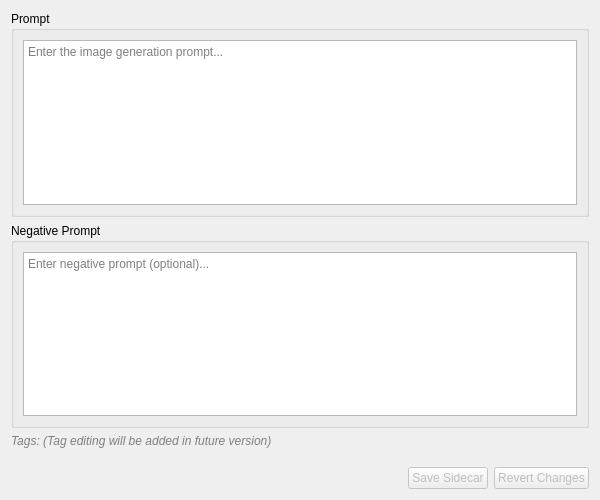
Qt form Qt/widgets/editorPanel.ui (Glawster/sidecarEditor) before a commit.
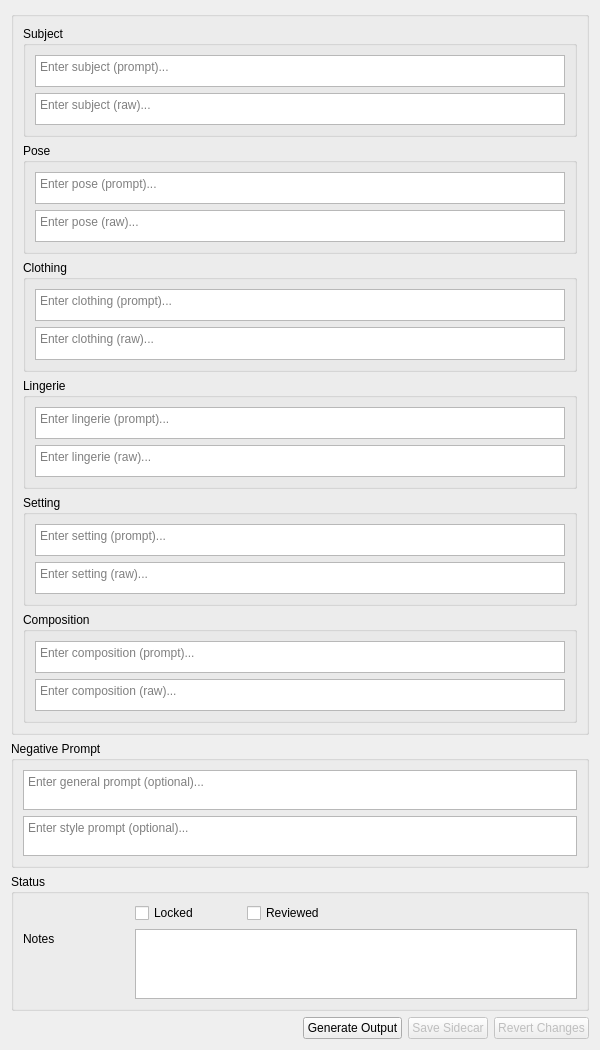
The same form after that commit.

Commit message: Refactor editor panel UI to enhance layout and functionality, adding new input fields and status checkboxes

```diff
--- a/Qt/widgets/editorPanel.ui
+++ b/Qt/widgets/editorPanel.ui
@@ -7,7 +7,7 @@
     <x>0</x>
     <y>0</y>
     <width>600</width>
-    <height>500</height>
+    <height>1050</height>
    </rect>
   </property>
   <property name="windowTitle">
@@ -17,20 +17,217 @@
    <item>
     <widget class="QGroupBox" name="grpPrompt">
      <property name="title">
-      <string>Prompt</string>
+      <string/>
      </property>
      <layout class="QVBoxLayout" name="verticalLayout_2">
       <item>
-       <widget class="QTextEdit" name="txtPrompt">
-        <property name="minimumSize">
-         <size>
-          <width>0</width>
-          <height>150</height>
-         </size>
+       <widget class="QGroupBox" name="grpSubject">
+        <property name="title">
+         <string>Subject</string>
         </property>
-        <property name="placeholderText">
-         <string>Enter the image generation prompt...</string>
+        <layout class="QGridLayout" name="gridLayout_4">
+         <item row="0" column="0">
+          <widget class="QTextEdit" name="txtSubjectPrompt">
+           <property name="minimumSize">
+            <size>
+             <width>0</width>
+             <height>30</height>
+            </size>
+           </property>
+           <property name="placeholderText">
+            <string>Enter subject (prompt)...</string>
+           </property>
+          </widget>
+         </item>
+         <item row="1" column="0">
+          <widget class="QTextEdit" name="txtSubjectRaw">
+           <property name="minimumSize">
+            <size>
+             <width>0</width>
+             <height>30</height>
+            </size>
+           </property>
+           <property name="placeholderText">
+            <string>Enter subject (raw)...</string>
+           </property>
+          </widget>
+         </item>
+        </layout>
+       </widget>
+      </item>
+      <item>
+       <widget class="QGroupBox" name="grpPose">
+        <property name="title">
+         <string>Pose</string>
         </property>
+        <layout class="QGridLayout" name="gridLayout_5">
+         <item row="1" column="0">
+          <widget class="QTextEdit" name="txtPoseRaw">
+           <property name="minimumSize">
+            <size>
+             <width>0</width>
+             <height>30</height>
+            </size>
+           </property>
+           <property name="placeholderText">
+            <string>Enter pose (raw)...</string>
+           </property>
+          </widget>
+         </item>
+         <item row="0" column="0">
+          <widget class="QTextEdit" name="txtPosePrompt">
+           <property name="minimumSize">
+            <size>
+             <width>0</width>
+             <height>30</height>
+            </size>
+           </property>
+           <property name="placeholderText">
+            <string>Enter pose (prompt)...</string>
+           </property>
+          </widget>
+         </item>
+        </layout>
+       </widget>
+      </item>
+      <item>
+       <widget class="QGroupBox" name="grpClothing">
+        <property name="title">
+         <string>Clothing</string>
+        </property>
+        <layout class="QGridLayout" name="gridLayout_6">
+         <item row="0" column="0">
+          <widget class="QTextEdit" name="txtClothingPrompt">
+           <property name="minimumSize">
+            <size>
+             <width>0</width>
+             <height>30</height>
+            </size>
+           </property>
+           <property name="placeholderText">
+            <string>Enter clothing (prompt)...</string>
+           </property>
+          </widget>
+         </item>
+         <item row="1" column="0">
+          <widget class="QTextEdit" name="txtClothingRaw">
+           <property name="minimumSize">
+            <size>
+             <width>0</width>
+             <height>30</height>
+            </size>
+           </property>
+           <property name="placeholderText">
+            <string>Enter clothing (raw)...</string>
+           </property>
+          </widget>
+         </item>
+        </layout>
+       </widget>
+      </item>
+      <item>
+       <widget class="QGroupBox" name="grpLingerie">
+        <property name="title">
+         <string>Lingerie</string>
+        </property>
+        <layout class="QGridLayout" name="gridLayout_7">
+         <item row="0" column="0">
+          <widget class="QTextEdit" name="txtLingeriePrompt">
+           <property name="minimumSize">
+            <size>
+             <width>0</width>
+             <height>30</height>
+            </size>
+           </property>
+           <property name="placeholderText">
+            <string>Enter lingerie (prompt)...</string>
+           </property>
+          </widget>
+         </item>
+         <item row="1" column="0">
+          <widget class="QTextEdit" name="txtLingerieRaw">
+           <property name="minimumSize">
+            <size>
+             <width>0</width>
+             <height>30</height>
+            </size>
+           </property>
+           <property name="placeholderText">
+            <string>Enter lingerie (raw)...</string>
+           </property>
+          </widget>
+         </item>
+        </layout>
+       </widget>
+      </item>
+      <item>
+       <widget class="QGroupBox" name="grpSetting">
+        <property name="title">
+         <string>Setting</string>
+        </property>
+        <layout class="QGridLayout" name="gridLayout_8">
+         <item row="1" column="0">
+          <widget class="QTextEdit" name="txtSettingRaw">
+           <property name="minimumSize">
+            <size>
+             <width>0</width>
+             <height>30</height>
+            </size>
+           </property>
+           <property name="placeholderText">
+            <string>Enter setting (raw)...</string>
+           </property>
+          </widget>
+         </item>
+         <item row="0" column="0">
+          <widget class="QTextEdit" name="txtSettingPrompt">
+           <property name="minimumSize">
+            <size>
+             <width>0</width>
+             <height>30</height>
+            </size>
+           </property>
+           <property name="placeholderText">
+            <string>Enter setting (prompt)...</string>
+           </property>
+          </widget>
+         </item>
+        </layout>
+       </widget>
+      </item>
+      <item>
+       <widget class="QGroupBox" name="grpComposition">
+        <property name="title">
+         <string>Composition</string>
+        </property>
+        <layout class="QGridLayout" name="gridLayout_9">
+         <item row="0" column="0">
+          <widget class="QTextEdit" name="txtCompositionPrompt">
+           <property name="minimumSize">
+            <size>
+             <width>0</width>
+             <height>30</height>
+            </size>
+           </property>
+           <property name="placeholderText">
+            <string>Enter composition (prompt)...</string>
+           </property>
+          </widget>
+         </item>
+         <item row="1" column="0">
+          <widget class="QTextEdit" name="txtCompositionRaw">
+           <property name="minimumSize">
+            <size>
+             <width>0</width>
+             <height>30</height>
+            </size>
+           </property>
+           <property name="placeholderText">
+            <string>Enter composition (raw)...</string>
+           </property>
+          </widget>
+         </item>
+        </layout>
        </widget>
       </item>
      </layout>
@@ -41,33 +238,36 @@
      <property name="title">
       <string>Negative Prompt</string>
      </property>
-     <layout class="QVBoxLayout" name="verticalLayout_3">
-      <item>
+     <layout class="QGridLayout" name="gridLayout">
+      <item row="1" column="0">
+       <widget class="QTextEdit" name="txtNegativeStyle">
+        <property name="minimumSize">
+         <size>
+          <width>0</width>
+          <height>40</height>
+         </size>
+        </property>
+        <property name="placeholderText">
+         <string>Enter style prompt (optional)...</string>
+        </property>
+       </widget>
+      </item>
+      <item row="0" column="0">
        <widget class="QTextEdit" name="txtNegativePrompt">
         <property name="minimumSize">
          <size>
           <width>0</width>
-          <height>100</height>
+          <height>40</height>
          </size>
         </property>
         <property name="placeholderText">
-         <string>Enter negative prompt (optional)...</string>
+         <string>Enter general prompt (optional)...</string>
         </property>
        </widget>
       </item>
      </layout>
     </widget>
    </item>
-   <item>
-    <widget class="QLabel" name="lblTags">
-     <property name="styleSheet">
-      <string>color: gray; font-style: italic;</string>
-     </property>
-     <property name="text">
-      <string>Tags: (Tag editing will be added in future version)</string>
-     </property>
-    </widget>
-   </item>
    <item>
     <spacer name="verticalSpacer">
      <property name="orientation">
@@ -81,6 +281,39 @@
      </property>
     </spacer>
    </item>
+   <item>
+    <widget class="QGroupBox" name="grpStatusBox">
+     <property name="title">
+      <string>Status</string>
+     </property>
+     <layout class="QGridLayout" name="gridLayout_2">
+      <item row="0" column="1">
+       <widget class="QCheckBox" name="chkLocked">
+        <property name="text">
+         <string>Locked</string>
+        </property>
+       </widget>
+      </item>
+      <item row="2" column="0">
+       <widget class="QLabel" name="lblNotes">
+        <property name="text">
+         <string>Notes</string>
+        </property>
+       </widget>
+      </item>
+      <item row="2" column="1" rowspan="3" colspan="4">
+       <widget class="QTextEdit" name="txtNotes"/>
+      </item>
+      <item row="0" column="2">
+       <widget class="QCheckBox" name="chkReviewed">
+        <property name="text">
+         <string>Reviewed</string>
+        </property>
+       </widget>
+      </item>
+     </layout>
+    </widget>
+   </item>
    <item>
     <layout class="QHBoxLayout" name="buttonBar">
      <item>
@@ -96,6 +329,13 @@
        </property>
       </spacer>
      </item>
+     <item>
+      <widget class="QPushButton" name="btnGenerate">
+       <property name="text">
+        <string>Generate Output</string>
+       </property>
+      </widget>
+     </item>
      <item>
       <widget class="QPushButton" name="btnSave">
        <property name="enabled">
```
Left out of the diff: 2 changed lines with no effect on the pictures. The commit also changes 3 other files.
